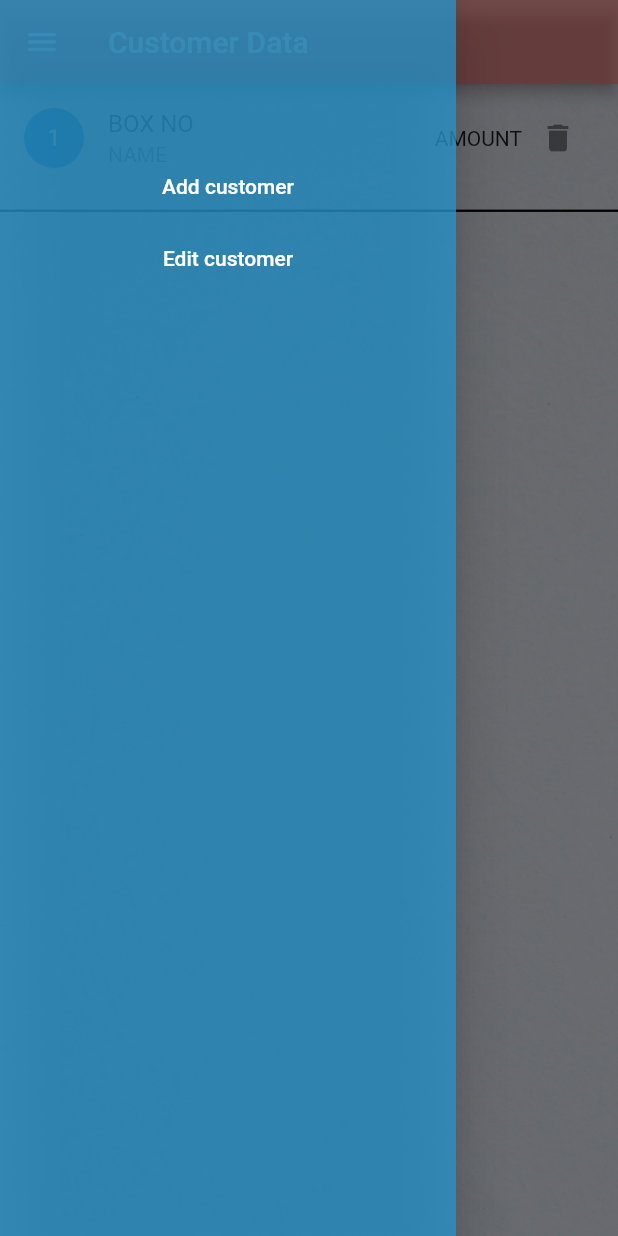
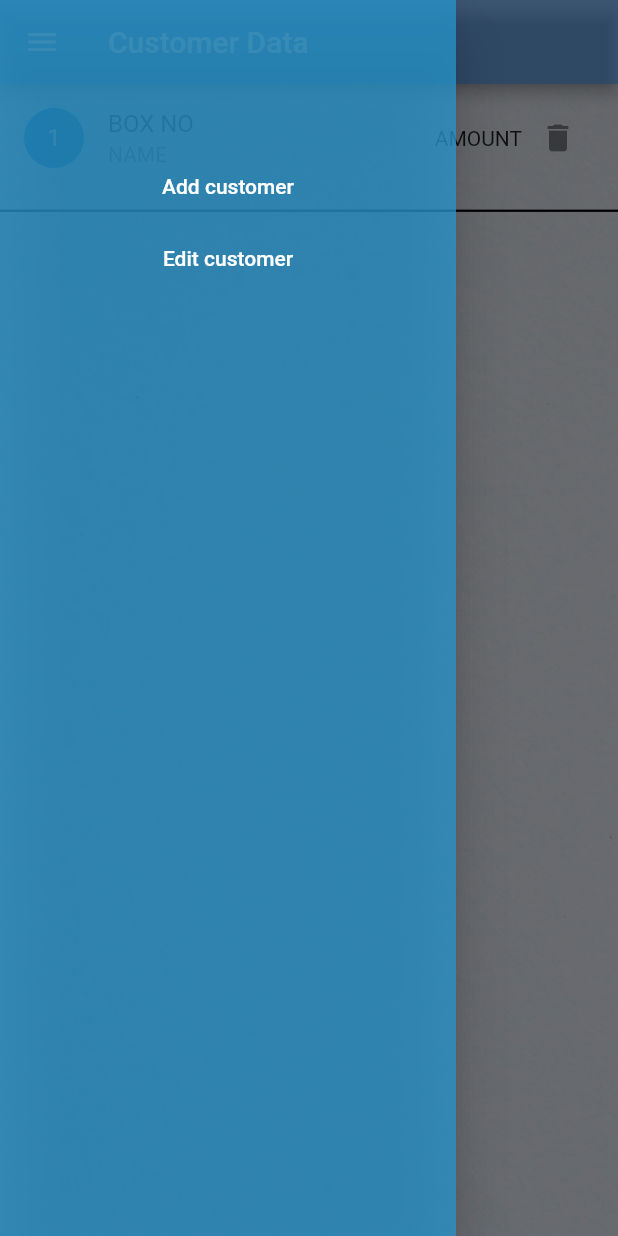
Before and after one commit to MANI-HARIHARAN/cable-maintance-by-hari, a Flutter app: the screen it shows after launch, with the side drawer open, on a phone screen of 412 x 824 dp. Run offline on Flutter 3.47's test engine with Material 2 defaults, Android fonts, the phone set to English and light mode, and no system bars; our stand-ins replace shared_preferences.

Commit message:
color change

```diff
--- a/lib/edit.dart
+++ b/lib/edit.dart
@@ -53,7 +53,7 @@ class _EditpageState extends State<Editpage> {
     return Scaffold(
       appBar: AppBar(
         title: const Text("Edit customer"),
-        backgroundColor: const Color.fromARGB(139, 247, 88, 88),
+        backgroundColor: Color.fromARGB(137, 34, 134, 248),
       ),
       body: Container(
         decoration: const BoxDecoration(
--- a/lib/home.dart
+++ b/lib/home.dart
@@ -72,7 +72,7 @@ class _HomepageState extends State<Homepage> {
           "Customer Data",
           // style: TextStyle(color: Color.fromARGB(255, 253, 253, 253)),
         ),
-        backgroundColor: const Color.fromARGB(139, 247, 88, 88),
+        backgroundColor: Color.fromARGB(137, 34, 134, 248),
       ),
       drawer: Drawer(
         backgroundColor: const Color.fromARGB(192, 38, 150, 206),
```
